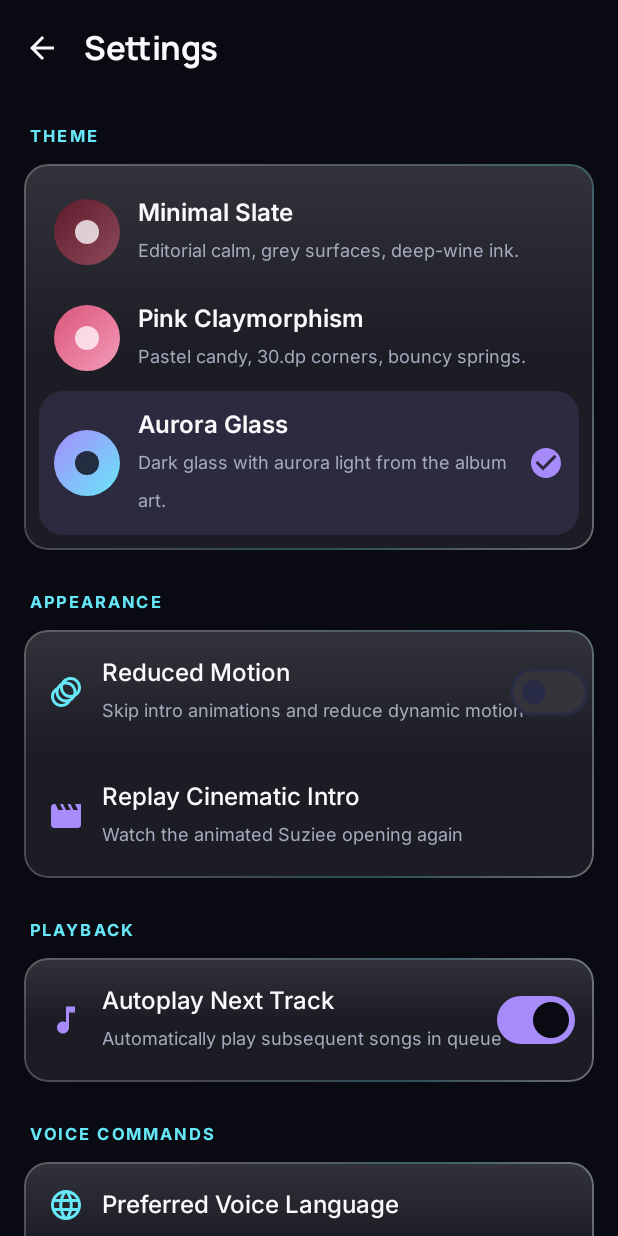
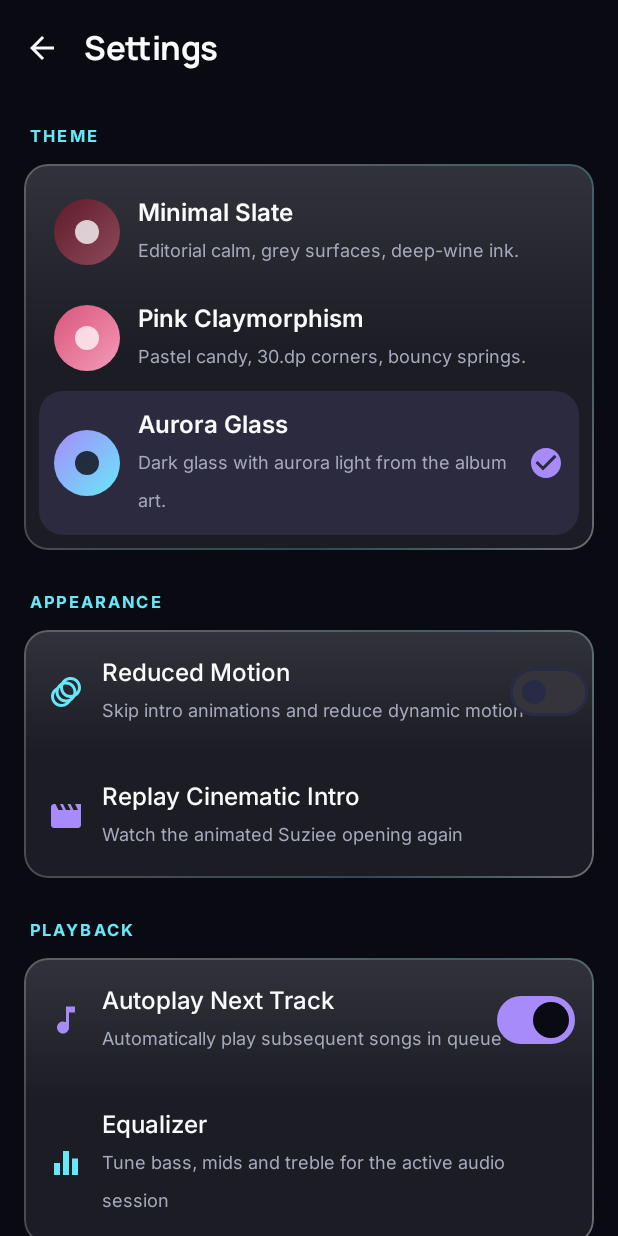
Before and after one commit to heyitssuzain/Suziee, an Android app built with Jetpack Compose: the screen it shows after launch (MainActivity), after a tap on "Settings", on a phone screen of 412 x 824 dp. Run offline under Robolectric (Android 15) with nearby library versions, the phone set to English and light mode, and no system bars; our stand-ins replace Room's generated code; libraries missing offline, so code that uses them is left out: androidx.palette.graphics; pictures from the network do not load; 1 other tap on this screen came first.

Commit message:
feat(p2): real system equalizer with presets; haptics; cache management UI

```diff
--- a/app/src/main/java/com/example/MainActivity.kt
+++ b/app/src/main/java/com/example/MainActivity.kt
@@ -236,6 +236,7 @@ fun SuzieeApp(
             SettingsScreen(
                 preferences = app.preferences,
                 repository = playerManager.repository,
+                playerManager = playerManager,
                 onBack = { showSettingsScreen = false },
                 onReplayIntro = {
                     showSettingsScreen = false
--- a/app/src/main/java/com/example/playback/MusicPlayerManager.kt
+++ b/app/src/main/java/com/example/playback/MusicPlayerManager.kt
@@ -165,6 +165,10 @@ class MusicPlayerManager(
     /** Real FFT capture from the active audio session, with a deterministic fallback. */
     private val visualizerManager = VisualizerManager()
 
+    /** System equalizer for the active audio session. */
+    private val equalizerManager = EqualizerManager()
+    val equalizer: EqualizerManager get() = equalizerManager
+
     /** Sleep timer: 0 means off. */
     private var sleepTimerJob: Job? = null
     private val _sleepTimerMinutes = MutableStateFlow(0)
@@ -209,6 +213,7 @@ class MusicPlayerManager(
                 _playbackState.update { it.copy(isPlaying = isPlaying) }
                 if (isPlaying) {
                     visualizerManager.attach(exoPlayer.audioSessionId)
+                    equalizerManager.attach(exoPlayer.audioSessionId)
                     startProgressTracker()
                 } else {
                     stopProgressTracker()
@@ -907,6 +912,7 @@ class MusicPlayerManager(
     fun release() {
         stopProgressTracker()
         visualizerManager.detach()
+        equalizerManager.release()
         sleepTimerJob?.cancel()
         resolveJob?.cancel()
         try {
--- a/app/src/main/java/com/example/ui/settings/SettingsScreen.kt
+++ b/app/src/main/java/com/example/ui/settings/SettingsScreen.kt
@@ -23,6 +23,7 @@ import androidx.compose.material.icons.automirrored.filled.ArrowBack
 import androidx.compose.material.icons.filled.Animation
 import androidx.compose.material.icons.filled.CheckCircle
 import androidx.compose.material.icons.filled.CleaningServices
+import androidx.compose.material.icons.filled.Equalizer
 import androidx.compose.material.icons.filled.Info
 import androidx.compose.material.icons.filled.Language
 import androidx.compose.material.icons.filled.MusicNote
@@ -60,6 +61,7 @@ import androidx.compose.ui.unit.sp
 import coil.imageLoader
 import com.example.data.preferences.SuzieePreferences
 import com.example.data.repository.MusicRepository
+import com.example.playback.MusicPlayerManager
 import com.example.ui.theme.SuzieeThemeId
 import com.example.ui.theme.ThemedCard
 import com.example.ui.theme.suzieeColorsFor
@@ -73,6 +75,7 @@ import java.util.Locale
 fun SettingsScreen(
     preferences: SuzieePreferences,
     repository: MusicRepository,
+    playerManager: MusicPlayerManager,
     onBack: () -> Unit,
     onReplayIntro: () -> Unit = {},
     modifier: Modifier = Modifier
@@ -87,6 +90,7 @@ fun SettingsScreen(
     val context = LocalContext.current
     var cacheSummary by remember { mutableStateOf("Calculating…") }
     var cacheRefresh by remember { mutableIntStateOf(0) }
+    var showEqualizer by remember { mutableStateOf(false) }
 
     LaunchedEffect(cacheRefresh) {
         cacheSummary = withContext(Dispatchers.IO) {
@@ -249,6 +253,7 @@ fun SettingsScreen(
                 Spacer(modifier = Modifier.height(16.dp))
                 SettingsSectionHeader("PLAYBACK")
                 SettingsCard {
+                    Column {
                         Row(
                             modifier = Modifier
                                 .fillMaxWidth()
@@ -268,6 +273,34 @@ fun SettingsScreen(
                                 onCheckedChange = { scope.launch { preferences.setAutoplayEnabled(it) } },
                                 colors = SwitchDefaults.colors(checkedThumbColor = SuzieeTheme.colors.bgPrimary, checkedTrackColor = SuzieeTheme.colors.accentPrimary)
                             )
+                        }
+
+                        Row(
+                            modifier = Modifier
+                                .fillMaxWidth()
+                                .clickable { showEqualizer = true }
+                                .padding(16.dp)
+                                .testTag("open_equalizer_row"),
+                            verticalAlignment = Alignment.CenterVertically
+                        ) {
+                            Icon(
+                                Icons.Default.Equalizer,
+                                contentDescription = null,
+                                tint = SuzieeTheme.colors.accentSecondary
+                            )
+                            Column(modifier = Modifier.padding(start = 12.dp)) {
+                                Text(
+                                    "Equalizer",
+                                    color = SuzieeTheme.colors.textPrimary,
+                                    fontWeight = FontWeight.Medium
+                                )
+                                Text(
+                                    "Tune bass, mids and treble for the active audio session",
+                                    color = SuzieeTheme.colors.textSecondary,
+                                    fontSize = 12.sp
+                                )
+                            }
+                        }
                     }
                 }
             }
@@ -402,6 +435,13 @@ fun SettingsScreen(
                 Spacer(modifier = Modifier.height(32.dp))
             }
         }
+
+        if (showEqualizer) {
+            EqualizerDialog(
+                playerManager = playerManager,
+                onDismiss = { showEqualizer = false }
+            )
+        }
     }
 }
 
```
Also changed, not shown: app/src/main/java/com/example/playback/EqualizerManager.kt (added, +87 -0 lines), app/src/main/java/com/example/ui/settings/EqualizerDialog.kt (added, +190 -0 lines). Lines whose indentation alone changed are shown as unchanged.
